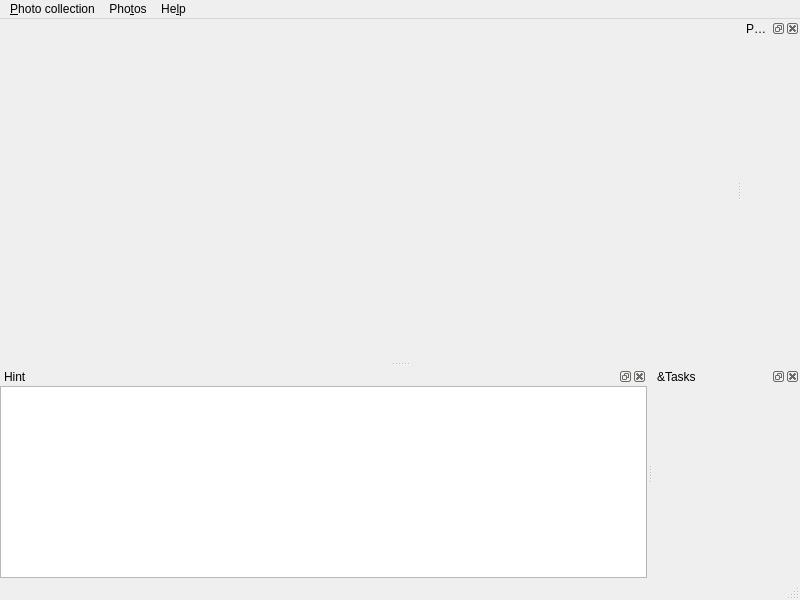
Kicer86/photobroom, file src/gui/desktop/ui/mainwindow.ui: the form before one commit.
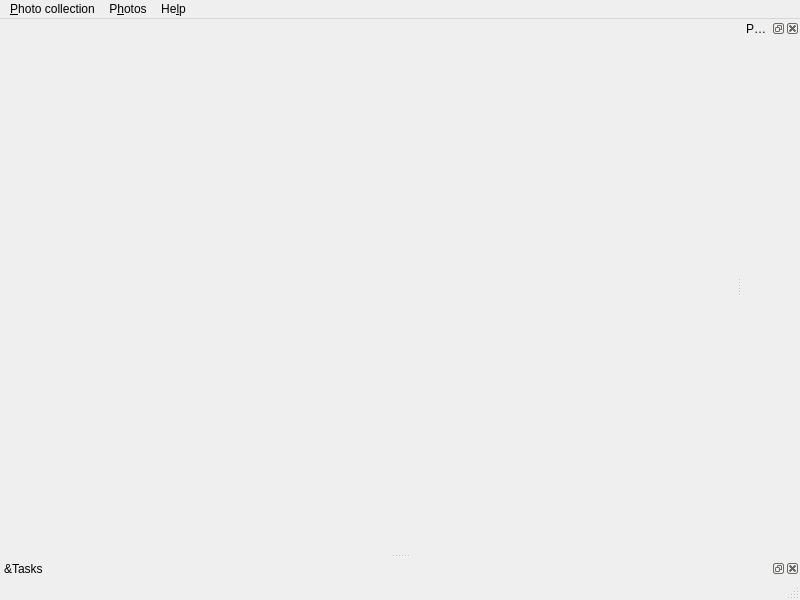
The form after the commit. Icons and pictures are not drawn. Custom widgets are drawn as their Qt base class.

Commit message: gui: MainWindow: dropping InfoGenerator

```diff
--- a/src/gui/desktop/ui/mainwindow.ui
+++ b/src/gui/desktop/ui/mainwindow.ui
@@ -45,7 +45,7 @@
    </widget>
    <widget class="QMenu" name="menuPhotos">
     <property name="title">
-     <string>Pho&amp;tos</string>
+     <string>P&amp;hotos</string>
     </property>
     <addaction name="actionAdd_photos"/>
     <addaction name="separator"/>
@@ -73,19 +73,6 @@
    </attribute>
    <widget class="TagEditorWidget" name="tagEditor"/>
   </widget>
-  <widget class="QDockWidget" name="infoDockWidget">
-   <property name="windowTitle">
-    <string>Hint</string>
-   </property>
-   <attribute name="dockWidgetArea">
-    <number>8</number>
-   </attribute>
-   <widget class="QTextEdit" name="infoWidget">
-    <property name="readOnly">
-     <bool>true</bool>
-    </property>
-   </widget>
-  </widget>
   <widget class="QDockWidget" name="tasksDockWidget">
    <property name="windowTitle">
     <string>&amp;Tasks</string>
```
Left out of the diff: 1 changed line with no effect on the pictures. The commit also changes 5 other files.
